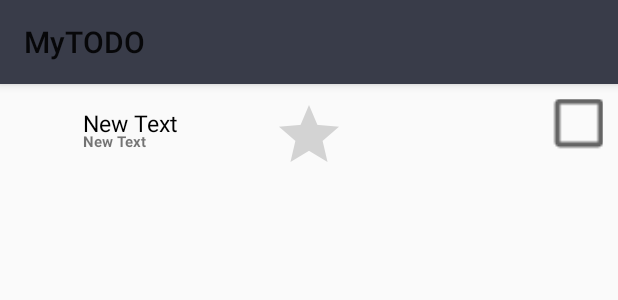
After one commit to Raketensofa/MyTODO, an Android app: the layout todo_list_item.xml on its own in the app's theme, with its tools: preview values and no code run, on a phone screen of 412 x 824 dp. The commit adds this screen. Shown: the top 300 px of the screen. Run offline under Robolectric (Android 15) with nearby library versions, the phone set to English and light mode, and no system bars.

Commit message:
21.04.2017

```diff
--- a/app/src/main/java/cgellner/mytodo/LoginActivity.java
+++ b/app/src/main/java/cgellner/mytodo/LoginActivity.java
@@ -64,13 +64,19 @@ public class LoginActivity extends AppCompatActivity implements LoaderCallbacks<
 
     @Override
     protected void onCreate(Bundle savedInstanceState) {
+
         super.onCreate(savedInstanceState);
+
+
+
+
         setContentView(R.layout.activity_login);
         // Set up the login form.
         mEmailView = (AutoCompleteTextView) findViewById(R.id.email);
         populateAutoComplete();
 
         mPasswordView = (EditText) findViewById(R.id.password);
+
         mPasswordView.setOnEditorActionListener(new TextView.OnEditorActionListener() {
             @Override
             public boolean onEditorAction(TextView textView, int id, KeyEvent keyEvent) {
--- /dev/null
+++ b/app/src/main/res/layout/todo_list_item.xml
@@ -0,0 +1,58 @@
+<?xml version="1.0" encoding="utf-8"?>
+<RelativeLayout xmlns:android="http://schemas.android.com/apk/res/android"
+    android:orientation="vertical"
+    android:id="@+id/tolist_item"
+    android:layout_width="match_parent"
+    android:layout_height="wrap_content"
+    android:padding="10dp">
+
+    <TextView
+        android:layout_width="wrap_content"
+        android:layout_height="wrap_content"
+        android:text="New Text"
+        android:id="@+id/todo_name"
+        android:layout_gravity="center_horizontal"
+        android:padding="5dp"
+        android:layout_alignWithParentIfMissing="false"
+        android:layout_alignParentRight="false"
+        android:textSize="15dp"
+        android:layout_marginRight="30dp"
+        android:layout_marginLeft="40dp"
+        android:textColor="@android:color/black" />
+
+    <TextView
+        android:layout_width="wrap_content"
+        android:layout_height="wrap_content"
+        android:text="New Text"
+        android:id="@+id/todo_deadline"
+        android:padding="5dp"
+        android:layout_alignWithParentIfMissing="false"
+        android:textSize="10dp"
+        android:layout_marginRight="40dp"
+        android:textStyle="bold"
+        android:layout_centerVertical="true"
+        android:layout_alignStart="@+id/todo_name" />
+
+    <RatingBar
+        android:layout_width="wrap_content"
+        android:layout_height="wrap_content"
+        android:id="@+id/ratingBar"
+        android:scaleX="1.00"
+        android:scaleY="1.00"
+        android:numStars="1"
+        android:layout_centerVertical="true"
+        android:clickable="true"
+        android:layout_alignTop="@+id/todo_name"
+        android:layout_centerHorizontal="true" />
+
+    <CheckBox
+        android:layout_width="wrap_content"
+        android:layout_height="wrap_content"
+        android:id="@+id/checkBox"
+        android:scaleX="1.80"
+        android:scaleY="1.80"
+        android:clickable="true"
+        android:enabled="true"
+        android:layout_alignParentEnd="true" />
+
+</RelativeLayout>
--- /dev/null
+++ b/app/src/main/res/values-w820dp/dimens.xml
@@ -0,0 +1,6 @@
+<resources>
+    <!-- Example customization of dimensions originally defined in res/values/dimens.xml
+         (such as screen margins) for screens with more than 820dp of available width. This
+         would include 7" and 10" devices in landscape (~960dp and ~1280dp respectively). -->
+    <dimen name="activity_horizontal_margin">64dp</dimen>
+</resources>
--- a/app/src/main/res/values/strings.xml
+++ b/app/src/main/res/values/strings.xml
@@ -13,4 +13,6 @@
     <string name="permission_rationale">"Contacts permissions are needed for providing email
         completions."
     </string>
+    <string name="title_activity_main">MainActivity</string>
+    <string name="action_settings">Settings</string>
 </resources>
--- a/build.gradle
+++ b/build.gradle
@@ -6,6 +6,8 @@ buildscript {
     }
     dependencies {
         classpath 'com.android.tools.build:gradle:2.1.0'
+        compile 'com.android.support:recyclerview-v7:21.0.+'
+
 
         // NOTE: Do not place your application dependencies here; they belong
         // in the individual module build.gradle files
```
Also changed, not shown: app/src/main/AndroidManifest.xml (+10 -0 lines), app/src/main/java/cgellner/mytodo/MainActivity.java (added, +36 -0 lines), app/src/main/java/cgellner/mytodo/MainActivityFragment.java (added, +24 -0 lines), app/src/main/java/cgellner/mytodo/Start.java (added, +14 -0 lines), app/src/main/java/cgellner/mytodo/Todolist_recyclerview_adapter.java (added, +59 -0 lines), app/src/main/res/layout/activity_main.xml (added, +7 -0 lines), app/src/main/res/layout/fragment_main.xml (added, +12 -0 lines), app/src/main/res/layout/todo_list_recyclerview.xml (added, +7 -0 lines), app/src/main/res/menu/menu_main.xml (added, +9 -0 lines).
